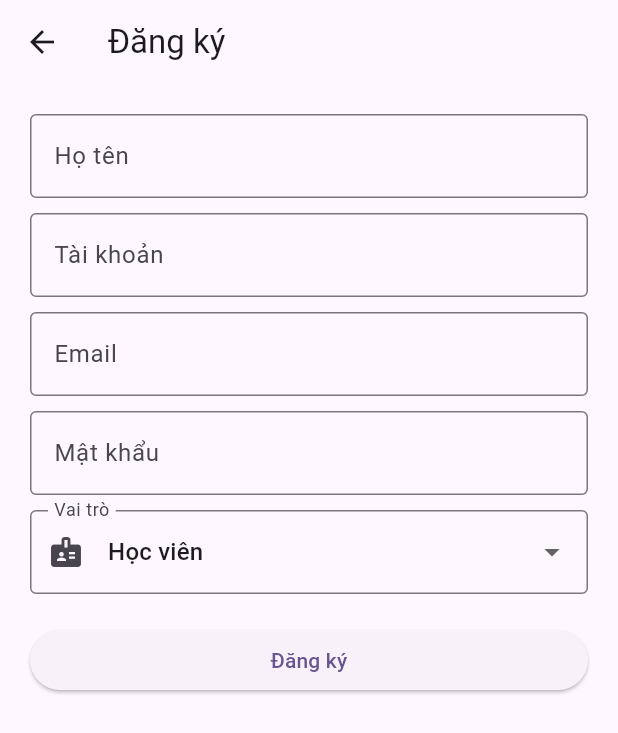
After one commit to danh291204/lms_flutter, a Flutter app: the Loginscreen screen opened directly, after a tap on "Chưa có tài khoản? Đăng ký", on a phone screen of 412 x 824 dp. The commit adds this screen. Shown: the top 733 px of the screen. Run offline on Flutter 3.47's test engine with Material 3 defaults, Android fonts, the phone set to English and light mode, and no system bars; our stand-ins replace shared_preferences; accounts and stored records are empty; network calls fail.

Commit message:
Middleware và login lần 2 và fe

```diff
--- /dev/null
+++ b/frontend/lib/authentication/dangKyScreen.dart
@@ -0,0 +1,137 @@
+import 'package:flutter/material.dart';
+import 'dart:convert';
+import 'package:http/http.dart' as http;
+
+class Dangkyscreen extends StatefulWidget {
+  @override
+  State<Dangkyscreen> createState() => _DangkyscreenState();
+}
+
+class _DangkyscreenState extends State<Dangkyscreen> {
+  final TextEditingController _hoTenController = TextEditingController();
+  final TextEditingController _taiKhoanController = TextEditingController();
+  final TextEditingController _emailController = TextEditingController();
+  final TextEditingController _matKhauController = TextEditingController();
+  String _vaiTro = 'hocvien';
+  bool _isLoading = false;
+  final String apiUrl = "https://lms-flutter.onrender.com/auth/dangky";
+
+  Future<void> dangKy() async{
+    setState(() {
+      _isLoading = true;
+    });
+    try{
+      final response= await http.post(
+        Uri.parse(apiUrl),
+        headers: {'Content-Type': 'application/json'},
+        body: jsonEncode({
+          'hoTen': _hoTenController.text,
+          'taiKhoan': _taiKhoanController.text,
+          'email': _emailController.text,
+          'matKhau': _matKhauController.text,
+          'vaiTro': _vaiTro,
+        }),
+      );
+      final data = jsonDecode(response.body);
+      if(response.statusCode == 200 && data["success"]){
+        ScaffoldMessenger.of(context).showSnackBar(
+          SnackBar(content: Text("Đăng ký thành công! Vui lòng đăng nhập để tiếp tục.")),
+        );
+        Navigator.pop(context);
+      } else {
+        ScaffoldMessenger.of(context).showSnackBar(
+          SnackBar(content: Text(data["message"] ?? "Đăng ký thất bại")),
+        );
+      }
+    }
+    catch(e){
+      ScaffoldMessenger.of(context).showSnackBar(
+        SnackBar(content: Text("Đăng ký thất bại: $e")),
+      );
+    }
+    finally{
+      setState(() {
+        _isLoading = false;
+      });
+    }
+  }
+  Widget _buildVaiTroDropdown() {
+    return DropdownButtonFormField<String>(
+      value: _vaiTro,
+      decoration: const InputDecoration(
+        labelText: "Vai trò",
+        border: OutlineInputBorder(),
+        prefixIcon: Icon(Icons.badge),
+      ),
+      onChanged: (value) {
+        setState(() {
+          _vaiTro = value!;
+        });
+      },
+      items: const [
+        DropdownMenuItem(value: 'hocvien', child: Text('Học viên')),
+        DropdownMenuItem(value: 'giangvien', child: Text('Giảng viên')),
+      ],
+    );
+  }
+
+  @override
+  Widget build(BuildContext context) {
+    return Scaffold(
+      appBar: AppBar(title: const Text('Đăng ký')),
+      body: SingleChildScrollView(
+        padding: const EdgeInsets.all(20),
+        child: Column(
+          children: [
+            TextField(
+              controller: _hoTenController,
+              decoration: const InputDecoration(
+                labelText: "Họ tên",
+                border: OutlineInputBorder(),
+              ),
+            ),
+            const SizedBox(height: 10),
+            TextField(
+              controller: _taiKhoanController,
+              decoration: const InputDecoration(
+                labelText: "Tài khoản",
+                border: OutlineInputBorder(),
+              ),
+            ),
+            const SizedBox(height: 10),
+
+            TextField(
+              controller: _emailController,
+              decoration: const InputDecoration(
+                labelText: "Email",
+                border: OutlineInputBorder(),
+              ),
+            ),
+            const SizedBox(height: 10),
+
+            TextField(
+              controller: _matKhauController,
+              obscureText: true,
+              decoration: const InputDecoration(
+                labelText: "Mật khẩu",
+                border: OutlineInputBorder(),
+              ),
+            ),
+            const SizedBox(height: 10),
+            _buildVaiTroDropdown(),
+            const SizedBox(height: 20),
+            SizedBox(
+              width: double.infinity,
+              child: ElevatedButton(
+                onPressed: _isLoading ? null : dangKy,
+                child: _isLoading
+                    ? const CircularProgressIndicator()
+                    : const Text("Đăng ký"),
+              ),
+            ),
+          ],
+        ),
+      ),
+    );
+  }
+}
--- a/frontend/lib/authentication/loginScreen.dart
+++ b/frontend/lib/authentication/loginScreen.dart
@@ -0,0 +1,131 @@
+import 'package:flutter/material.dart';
+import 'dart:convert';
+import 'package:http/http.dart' as http;
+import 'package:shared_preferences/shared_preferences.dart';
+import 'package:frontend/authentication/dangKyScreen.dart';
+
+class Loginscreen extends StatefulWidget {
+  const Loginscreen({super.key});
+
+  @override
+  State<Loginscreen> createState() => _LoginscreenState();
+}
+
+class _LoginscreenState extends State<Loginscreen> {
+  final TextEditingController _taiKhoanController = TextEditingController();
+  final TextEditingController _matKhauController = TextEditingController();
+
+  bool _isLoading = false;
+
+  final String apiUrl = "https://lms-flutter.onrender.com/auth/login";
+
+  Future<void> dangNhap() async {
+    setState(() {
+      _isLoading = true;
+    });
+
+    try {
+      final response = await http.post(
+        Uri.parse(apiUrl),
+        headers: {
+          "Content-Type": "application/json",
+        },
+        body: jsonEncode({
+          "taiKhoan": _taiKhoanController.text.trim(),
+          "matKhau": _matKhauController.text.trim(),
+        }),
+      );
+
+      final data = jsonDecode(response.body);
+
+      if (response.statusCode == 200 && data["success"]) {
+        final user = data["user"];
+
+        final prefs = await SharedPreferences.getInstance();
+        await prefs.setInt("userId", user["id"]);
+        await prefs.setString("vaiTro", user["vaiTro"]);
+
+        ScaffoldMessenger.of(context).showSnackBar(
+          SnackBar(content: Text("Chào ${user["hoTen"]} 👋")),
+        );
+
+        if (user["vaiTro"] == "admin") {
+          Navigator.pushReplacementNamed(context, "/admin");
+        } else if (user["vaiTro"] == "hocvien") {
+          Navigator.pushReplacementNamed(context, "/hocvien");
+        } else {
+          Navigator.pushReplacementNamed(context, "/giangvien");
+        }
+      } else {
+        ScaffoldMessenger.of(context).showSnackBar(
+          SnackBar(content: Text(data["message"] ?? "Đăng nhập thất bại")),
+        );
+      }
+    } catch (e) {
+      print("Lỗi: $e");
+      ScaffoldMessenger.of(context).showSnackBar(
+        const SnackBar(content: Text("Lỗi kết nối server")),
+      );
+    } finally {
+      setState(() {
+        _isLoading = false;
+      });
+    }
+  }
+
+  @override
+  void dispose() {
+    _taiKhoanController.dispose();
+    _matKhauController.dispose();
+    super.dispose();
+  }
+
+  @override
+  Widget build(BuildContext context) {
+    return Scaffold(
+      appBar: AppBar(title: const Text('Đăng nhập')),
+      body: Padding(
+        padding: const EdgeInsets.all(20),
+        child: Column(
+          children: [
+            TextField(
+              controller: _taiKhoanController,
+              decoration: const InputDecoration(
+                labelText: "Tài khoản",
+                border: OutlineInputBorder(),
+              ),
+            ),
+            const SizedBox(height: 10),
+            TextField(
+              controller: _matKhauController,
+              obscureText: true,
+              decoration: const InputDecoration(
+                labelText: "Mật khẩu",
+                border: OutlineInputBorder(),
+              ),
+            ),
+            const SizedBox(height: 20),
+            SizedBox(
+              width: double.infinity,
+              child: ElevatedButton(
+                onPressed: _isLoading ? null : dangNhap,
+                child: _isLoading
+                    ? const CircularProgressIndicator()
+                    : const Text("Đăng nhập"),
+              ),
+            ),
+            TextButton(
+              onPressed: () {
+                Navigator.push(
+                  context,
+                  MaterialPageRoute(builder: (context) => Dangkyscreen()),
+                );
+              },
+              child: const Text("Chưa có tài khoản? Đăng ký"),
+            ),
+          ],
+        ),
+      ),
+    );
+  }
+}
--- a/frontend/pubspec.yaml
+++ b/frontend/pubspec.yaml
@@ -35,6 +35,7 @@ dependencies:
   # Use with the CupertinoIcons class for iOS style icons.
   cupertino_icons: ^1.0.8
   http: ^1.0.0
+  shared_preferences: ^2.2.2
 
 dev_dependencies:
   flutter_test:
```
Also changed, not shown: frontend/lib/admin/users/addUserScreen.dart (+18 -5 lines), frontend/lib/admin/users/usersScreen.dart (+27 -14 lines), frontend/lib/main.dart (+15 -4 lines), frontend/pubspec.lock, 2 other files.
